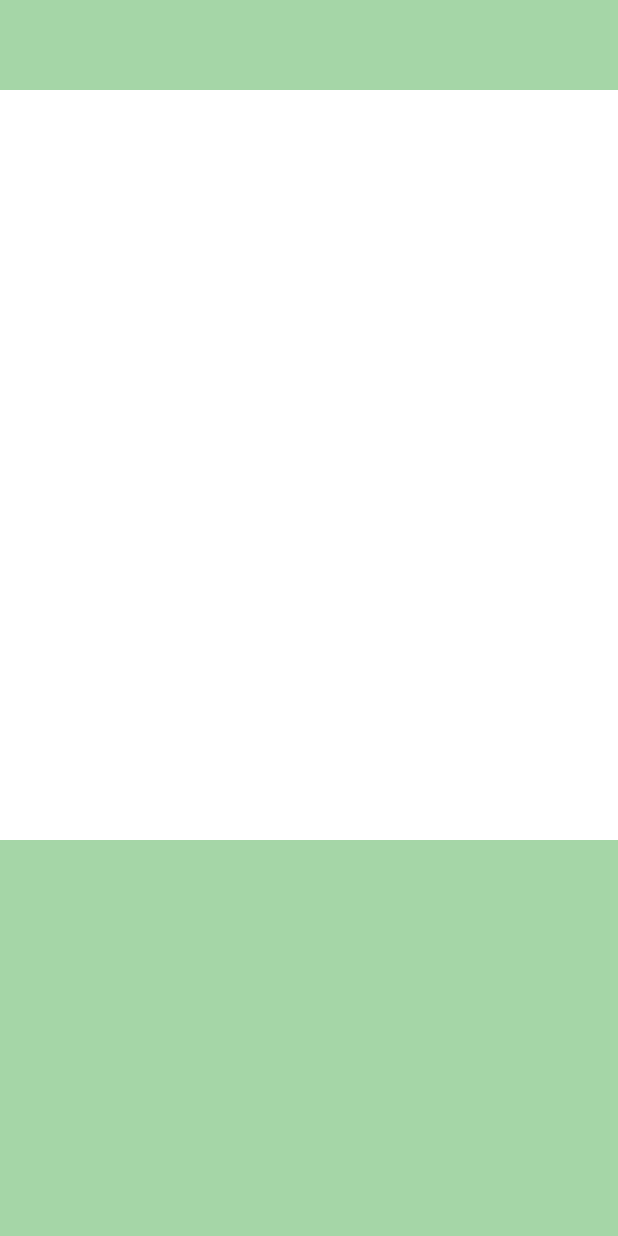
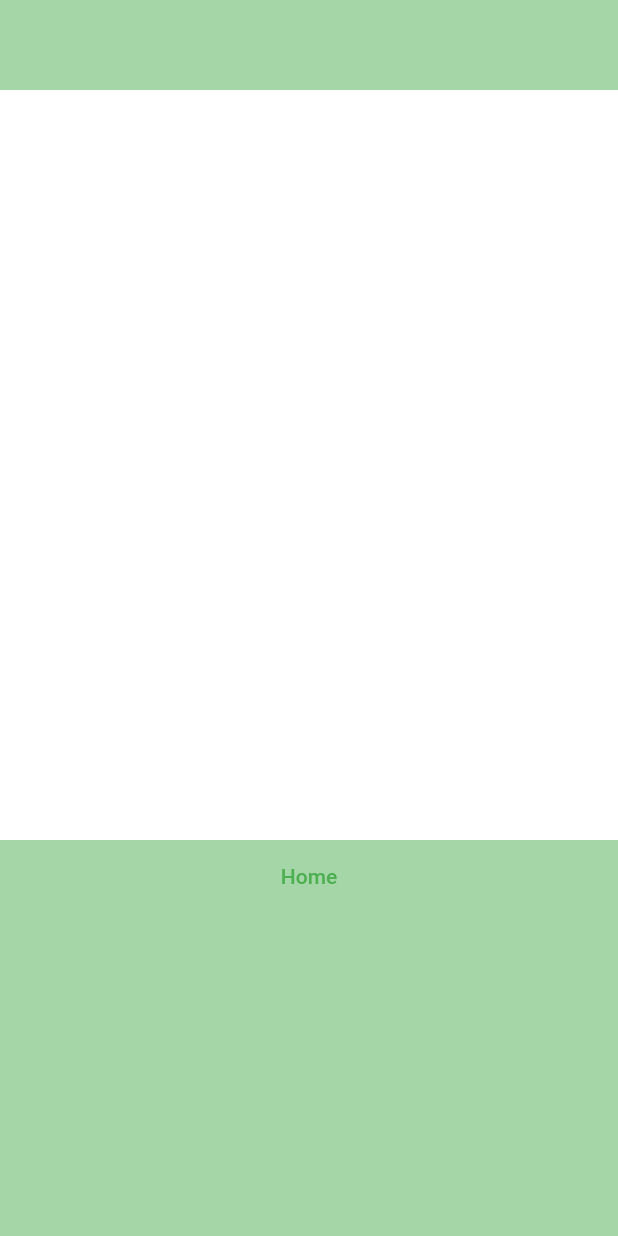
Before and after one commit to rodkristianrebarbas/hilowcardgameapp, a Flutter app: the ThirdScreen screen opened directly, on a phone screen of 412 x 824 dp. Run offline on Flutter 3.47's test engine with Material 2 defaults, Android fonts, the phone set to English and light mode, and no system bars; our stand-ins replace flip_card.

Commit message:
adding snippet

```diff
--- a/lib/stlesswidget.dart
+++ b/lib/stlesswidget.dart
@@ -99,6 +99,12 @@ class ThirdScreen extends StatelessWidget {
                 height: 500,
                 width: 500,
               ),
+              TextButton(
+                onPressed: () {},
+                child: Text(
+                  'Home',
+                ),
+              ),
             ],
           ),
           desktop: Row(
```
